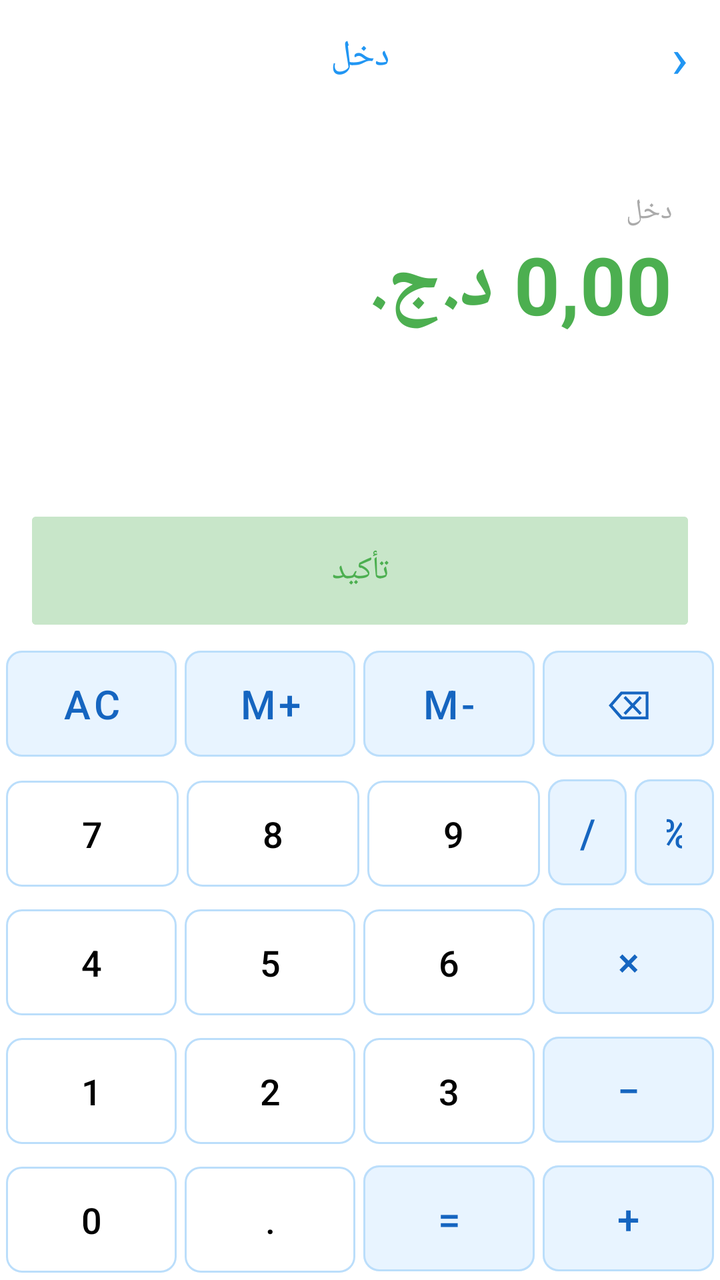
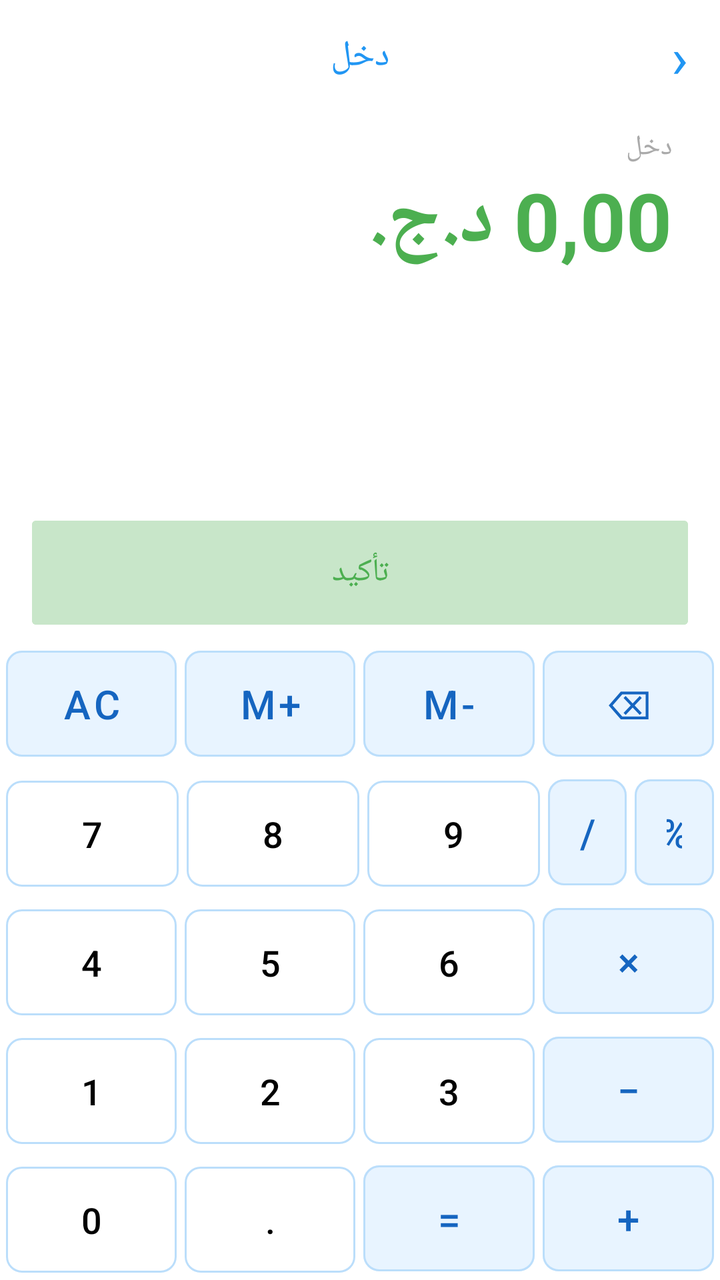

Two renders of the same Android screen: before a commit and after it. Below are the layout's source before the change and the commit's diff.
<!-- AndroidManifest.xml: application theme Theme.KonnashApp -->
<!-- res/layout/activity_income.xml -->
<?xml version="1.0" encoding="utf-8"?>
<LinearLayout xmlns:android="http://schemas.android.com/apk/res/android"
    android:layout_width="match_parent"
    android:layout_height="match_parent"
    android:orientation="vertical"
    android:background="#FFFFFF">

    
    
    <RelativeLayout
        android:layout_width="match_parent"
        android:layout_height="56dp"
        android:paddingStart="16dp"
        android:paddingEnd="16dp">

        <TextView
            android:id="@+id/tvTitle"
            android:layout_width="wrap_content"
            android:layout_height="wrap_content"
            android:layout_centerInParent="true"
            android:text="دخل"
            android:textColor="#2196F3"
            android:textSize="18sp" />

        <TextView
            android:id="@+id/tvBack"
            android:layout_width="wrap_content"
            android:layout_height="wrap_content"
            android:layout_alignParentEnd="true"
            android:layout_centerVertical="true"
            android:text="›"
            android:textColor="#2196F3"
            android:textSize="28sp" />

    </RelativeLayout>

    
    <LinearLayout
        android:layout_width="match_parent"
        android:layout_height="0dp"
        android:layout_weight="1"
        android:orientation="vertical"
        android:gravity="end"
        android:paddingEnd="24dp"
        android:paddingTop="40dp">

        <TextView
            android:id="@+id/tvAmountLabel"
            android:layout_width="wrap_content"
            android:layout_height="wrap_content"
            android:text="دخل"
            android:textColor="#AAAAAA"
            android:textSize="14sp" />

        <LinearLayout
            android:layout_width="wrap_content"
            android:layout_height="wrap_content"
            android:orientation="horizontal"
            android:gravity="center_vertical">

            <TextView
                android:id="@+id/tvError"
                android:layout_width="28dp"
                android:layout_height="28dp"
                android:text="!"
                android:textColor="#FFFFFF"
                android:textSize="16sp"
                android:textStyle="bold"
                android:gravity="center"
                android:background="@drawable/circle_red"
                android:visibility="gone"
                android:layout_marginEnd="8dp"/>

            <TextView
                android:id="@+id/tvAmount"
                android:layout_width="wrap_content"
                android:layout_height="wrap_content"
                android:text="0,00 د.ج."
                android:textColor="#4CAF50"
                android:textSize="40sp"
                android:textStyle="bold" />

        </LinearLayout>

        <TextView
            android:id="@+id/tvExpression"
            android:layout_width="wrap_content"
            android:layout_height="wrap_content"
            android:text=""
            android:textColor="#000000"
            android:textSize="14sp" />



    </LinearLayout>
    
    <com.google.android.material.button.MaterialButton
        android:id="@+id/btnConfirm"
        android:layout_width="match_parent"
        android:layout_height="62dp"
        android:layout_marginStart="16dp"
        android:layout_marginEnd="16dp"
        android:layout_marginBottom="0dp"
        android:text="تأكيد"
        android:backgroundTint="#C8E6C9"
        android:textColor="#4CAF50"
        android:textSize="16sp"
        app:cornerRadius="2dp"
        xmlns:app="http://schemas.android.com/apk/res-auto"/>

    
    <LinearLayout
        android:layout_width="match_parent"
        android:layout_height="wrap_content"
        android:orientation="vertical"
        android:padding="1dp">

        
        <LinearLayout
            android:layout_width="match_parent"
            android:layout_height="wrap_content"
            android:orientation="horizontal"
            android:layout_marginBottom="-5dp">

            <com.google.android.material.button.MaterialButton
                android:id="@+id/btnAC"
                style="@style/KeyboardButtonOp"
                android:layout_width="0dp"
                android:layout_weight="0.7"
                android:text="AC"/>

            <com.google.android.material.button.MaterialButton
                android:id="@+id/btnMPlus"
                style="@style/KeyboardButtonOp"
                android:layout_width="0dp"
                android:layout_weight="0.7"
                android:text="M+"/>

            <com.google.android.material.button.MaterialButton
                android:id="@+id/btnMMinus"
                style="@style/KeyboardButtonOp"
                android:layout_width="0dp"
                android:layout_weight="0.7"
                android:text="M-"/>
            <com.google.android.material.button.MaterialButton
                android:id="@+id/btnBackspace"
                style="@style/KeyboardButtonOp"
                android:layout_width="0dp"
                android:layout_weight="0.7"
                android:text="⌫"/>
        </LinearLayout>

        
        <LinearLayout
            android:layout_width="match_parent"
            android:layout_height="wrap_content"
            android:orientation="horizontal"
            android:layout_marginBottom="-5dp">

            <com.google.android.material.button.MaterialButton
                android:id="@+id/btn7"
                style="@style/KeyboardButton"
                android:layout_width="0dp"
                android:layout_weight="0.7"
                android:text="7"/>

            <com.google.android.material.button.MaterialButton
                android:id="@+id/btn8"
                style="@style/KeyboardButton"
                android:layout_width="0dp"
                android:layout_weight="0.7"
                android:text="8"/>

            <com.google.android.material.button.MaterialButton
                android:id="@+id/btn9"
                style="@style/KeyboardButton"
                android:layout_width="0dp"
                android:layout_weight="0.7"
                android:text="9"/>

            <com.google.android.material.button.MaterialButton
                android:id="@+id/btnDivide"
                style="@style/KeyboardButtonOp"
                android:layout_width="0dp"
                android:layout_weight="0.32"
                android:text="/"/>

            <com.google.android.material.button.MaterialButton
                android:id="@+id/btnPercent"
                style="@style/KeyboardButtonOp"
                android:layout_width="0dp"
                android:layout_weight="0.32"
                android:text="%"/>

        </LinearLayout>
        
        <LinearLayout
            android:layout_width="match_parent"
            android:layout_height="wrap_content"
            android:orientation="horizontal"
            android:layout_marginBottom="-5dp">

            <com.google.android.material.button.MaterialButton
                android:id="@+id/btn4"
                style="@style/KeyboardButton"
                android:layout_width="0dp"
                android:layout_weight="0.7"
                android:text="4"/>

            <com.google.android.material.button.MaterialButton
                android:id="@+id/btn5"
                style="@style/KeyboardButton"
                android:layout_width="0dp"
                android:layout_weight="0.7"
                android:text="5"/>

            <com.google.android.material.button.MaterialButton
                android:id="@+id/btn6"
                style="@style/KeyboardButton"
                android:layout_width="0dp"
                android:layout_weight="0.7"
                android:text="6"/>

            <com.google.android.material.button.MaterialButton
                android:id="@+id/btnMultiply"
                style="@style/KeyboardButtonOp"
                android:layout_width="0dp"
                android:layout_weight="0.7"
                android:text="×"/>

        </LinearLayout>

        
        <LinearLayout
            android:layout_width="match_parent"
            android:layout_height="wrap_content"
            android:orientation="horizontal"
            android:layout_marginBottom="-5dp">

            <com.google.android.material.button.MaterialButton
                android:id="@+id/btn1"
                style="@style/KeyboardButton"
                android:layout_width="0dp"
                android:layout_weight="0.7"
                android:text="1"/>

            <com.google.android.material.button.MaterialButton
                android:id="@+id/btn2"
                style="@style/KeyboardButton"
                android:layout_width="0dp"
                android:layout_weight="0.7"
                android:text="2"/>
            <com.google.android.material.button.MaterialButton
                android:id="@+id/btn3"
                style="@style/KeyboardButton"
                android:layout_width="0dp"
                android:layout_weight="0.7"
                android:text="3"/>

            <com.google.android.material.button.MaterialButton
                android:id="@+id/btnMinus"
                style="@style/KeyboardButtonOp"
                android:layout_width="0dp"
                android:layout_weight="0.7"
                android:text="−"/>
        </LinearLayout>

        
        <LinearLayout
            android:layout_width="match_parent"
            android:layout_height="wrap_content"
            android:layout_marginBottom="-5dp">

            <com.google.android.material.button.MaterialButton
                android:id="@+id/btn0"
                style="@style/KeyboardButton"
                android:layout_width="0dp"
                android:layout_weight="0.7"
                android:text="0"/>

            <com.google.android.material.button.MaterialButton
                android:id="@+id/btnDot"
                style="@style/KeyboardButton"
                android:layout_width="0dp"
                android:layout_weight="0.7"
                android:text="."/>

            <com.google.android.material.button.MaterialButton
                android:id="@+id/btnEquals"
                style="@style/KeyboardButtonOp"
                android:layout_width="0dp"
                android:layout_weight="0.7"
                android:text="="/>

            <com.google.android.material.button.MaterialButton
                android:id="@+id/btnPlus"
                style="@style/KeyboardButtonOp"
                android:layout_width="0dp"
                android:layout_weight="0.7"
                android:text="+"/>
        </LinearLayout>

    </LinearLayout>

</LinearLayout>
<!-- resources referenced by this layout -->
<resources>
  <!-- drawable circle_red (drawable) -->
  <?xml version="1.0" encoding="utf-8"?>
  <shape xmlns:android="http://schemas.android.com/apk/res/android"
      android:shape="oval">
      <solid android:color="#FF0000"/>
  </shape>
  <style name="KeyboardButton" parent="Widget.MaterialComponents.Button.OutlinedButton">
          <item name="android:layout_height">65dp</item>
          <item name="android:layout_margin">2dp</item>
          <item name="android:textColor">#000000</item>
          <item name="android:textSize">18sp</item>
          <item name="android:elevation">0dp</item>
          <item name="cornerRadius">8dp</item>
          <item name="strokeColor">#BBDEFB</item>
          <item name="strokeWidth">1dp</item>
          <item name="android:backgroundTint">#FFFFFF</item>
      </style>
  <style name="KeyboardButtonOp" parent="Widget.MaterialComponents.Button.OutlinedButton">
          <item name="android:layout_height">65dp</item>
          <item name="android:layout_margin">2dp</item>
          <item name="android:textColor">#1565C0</item>
          <item name="android:textSize">20sp</item>
          <item name="android:elevation">0dp</item>
          <item name="cornerRadius">8dp</item>
          <item name="strokeColor">#BBDEFB</item>
          <item name="strokeWidth">1dp</item>
          <item name="android:backgroundTint">#E8F4FF</item>
      </style>
  <style name="Theme.KonnashApp" parent="Base.Theme.KonnashApp" />
  <style name="Base.Theme.KonnashApp" parent="Theme.Material3.DayNight.NoActionBar">
          
          
      </style>
</resources>

<!-- the commit's change to res/layout/activity_income.xml (unified diff, before → after) -->
@@ -42,7 +42,7 @@
         android:orientation="vertical"
         android:gravity="end"
         android:paddingEnd="24dp"
-        android:paddingTop="40dp">
+        android:paddingTop="8dp">
 
         <TextView
             android:id="@+id/tvAmountLabel"
@@ -90,6 +90,22 @@
             android:textColor="#000000"
             android:textSize="14sp" />
 
+        <EditText
+            android:id="@+id/tvAddNote"
+            android:layout_width="110dp"
+            android:layout_height="40dp"
+            android:hint="Add note"
+            android:textColorHint="#AAAAAA"
+            android:textColor="#000000"
+            android:textSize="12sp"
+            android:paddingStart="12dp"
+            android:paddingEnd="12dp"
+            android:background="@drawable/border_rounded"
+            android:visibility="gone"
+            android:layout_marginTop="6dp"
+            android:inputType="text"
+            android:drawableEnd="@android:drawable/ic_menu_sort_by_size"/>
+
 
 
     </LinearLayout>
@@ -97,7 +113,7 @@
     <com.google.android.material.button.MaterialButton
         android:id="@+id/btnConfirm"
         android:layout_width="match_parent"
-        android:layout_height="62dp"
+        android:layout_height="60dp"
         android:layout_marginStart="16dp"
         android:layout_marginEnd="16dp"
         android:layout_marginBottom="0dp"
<!-- resource entries referenced after the edit -->
@@ -1,5 +1,12 @@
 <!-- resources referenced by this layout -->
 <resources>
+  <!-- drawable border_rounded (drawable) -->
+  <?xml version="1.0" encoding="utf-8"?>
+  <shape xmlns:android="http://schemas.android.com/apk/res/android"
+      android:shape="rectangle">
+      <stroke android:width="1dp" android:color="#DDDDDD"/>
+      <corners android:radius="8dp"/>
+  </shape>
   <!-- drawable circle_red (drawable) -->
   <?xml version="1.0" encoding="utf-8"?>
   <shape xmlns:android="http://schemas.android.com/apk/res/android"
